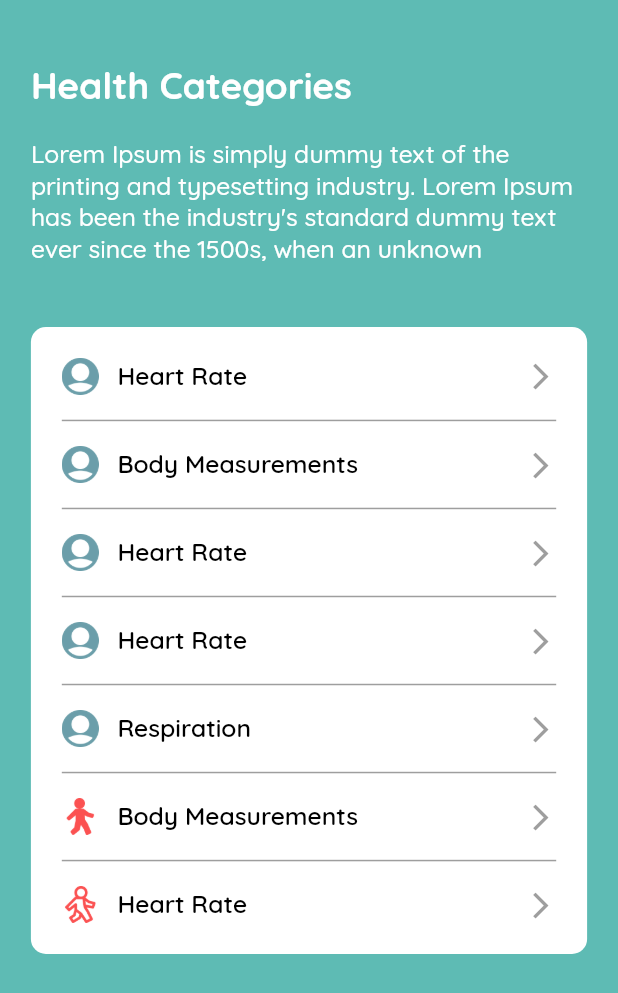
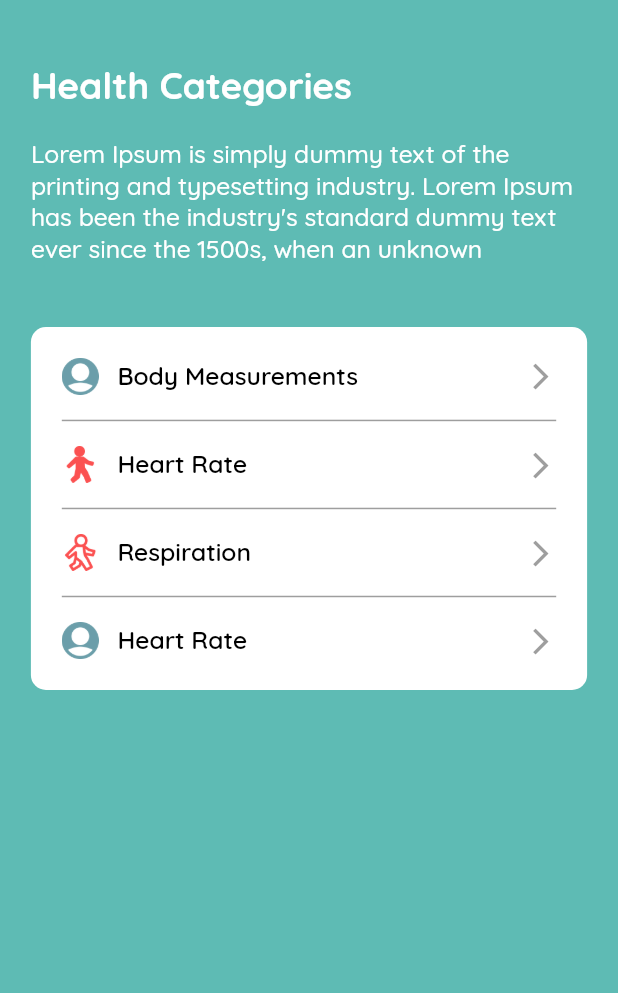
Before and after one commit to danielonettey/healthTap, a Flutter app: the CategoryPage screen opened directly, on a phone screen of 412 x 824 dp. Shown: the top 993 px of the screen. Run offline on Flutter 3.47's test engine with Material 2 defaults, Android fonts, the phone set to English and light mode, and no system bars; missing offline and left inert: nfc_in_flutter.

Commit message:
corrected category page once again

```diff
--- a/lib/categorypage.dart
+++ b/lib/categorypage.dart
@@ -1,7 +1,30 @@
 import 'package:flutter/material.dart';
 import 'package:nfcflutter/subcategorypage.dart';
 
-import 'categorydetails.dart';
+
+//A map of categories, subcategories and results for each of them
+final _subcategories = {
+  'Body Measurements': {
+    'Height' : '6" 0"',
+    'Weight': null,
+    'Temperature': null,
+    'Humidity': null,
+    'Body Mass': null},
+  'Heart Rate': {
+    'Height' : '6" 0"',
+    'Weight': null,
+  },
+  'Respiration':{
+    'something': 'He is with the big D'
+  }
+};
+
+final images_categories = {
+  'Body Measurements' : 'assets/user.png',
+  'Heart Rate' : 'assets/walk.png',
+  'Respiration' : 'assets/walking.png',
+
+};
 
 
 
@@ -60,13 +83,10 @@ class _CategoryPageState extends State<CategoryPage> {
                 ),
                 child: Column(
                   children: <Widget>[
-                    Category(name: 'Heart Rate',image: 'assets/user.png',),
-                    Category(name: 'Body Measurements',image: 'assets/user.png',),
-                    Category(name: 'Heart Rate',image: 'assets/user.png',),
-                    Category(name: 'Heart Rate',image: 'assets/user.png',),
-                    Category(name: 'Respiration',image: 'assets/user.png',),
-                    Category(name: 'Body Measurements',image: 'assets/walk.png',),
-                    Category(name: 'Heart Rate',last: true,image: 'assets/walking.png',),
+                    Column(
+                      children: _subcategories.keys.map((item) => Category(name: item,image: images_categories[item],),).toList(),
+                    ),
+                    Category(name: 'Heart Rate',image: 'assets/user.png',last: true,),
                   ],
                 ),
               )
@@ -107,25 +127,6 @@ class _CategoryState extends State<Category> {
     'Respiration': 'Just make sure you are breathing well okay'
 
   };
-
-
-  final _subcategories = {
-
-    'Body Measurements': {
-      'Height' : '6" 0"',
-      'Weight': null,
-      'Temperature': null,
-      'Humidity': null,
-      'Body Mass': null},
-    'Heart Rate': {
-      'Height' : '6" 0"',
-      'Weight': null,
-    },
-    'Respiration':{
-      'something': 'He is with the big D'
-    }
-  };
-
 
 
   @override
```
